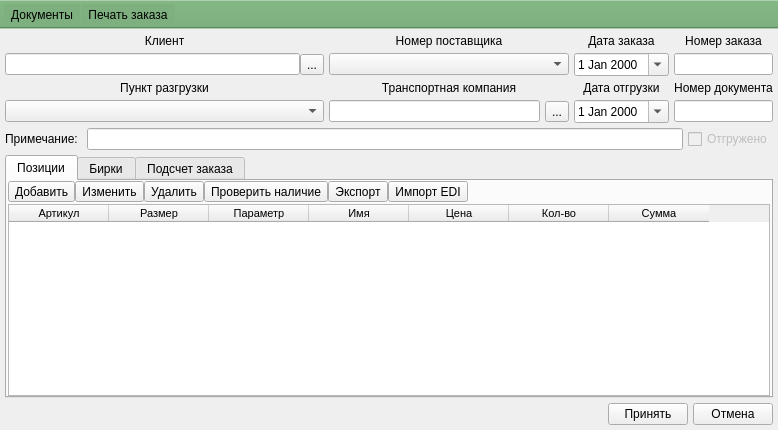
The window that ui/order.ui (Meller008/CRM-Avi) describes before a commit, drawn with Qt 5.
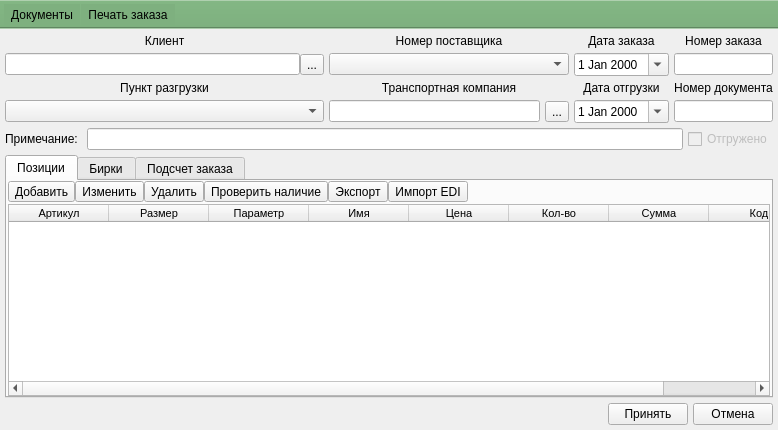
The same window after the commit.

```diff
--- a/ui/order.ui
+++ b/ui/order.ui
@@ -305,6 +305,9 @@
           <property name="selectionBehavior">
            <enum>QAbstractItemView::SelectRows</enum>
           </property>
+          <property name="sortingEnabled">
+           <bool>true</bool>
+          </property>
           <attribute name="verticalHeaderVisible">
            <bool>false</bool>
           </attribute>
@@ -349,6 +352,11 @@
             <string>Сумма</string>
            </property>
           </column>
+          <column>
+           <property name="text">
+            <string>Код</string>
+           </property>
+          </column>
          </widget>
         </item>
        </layout>
```
